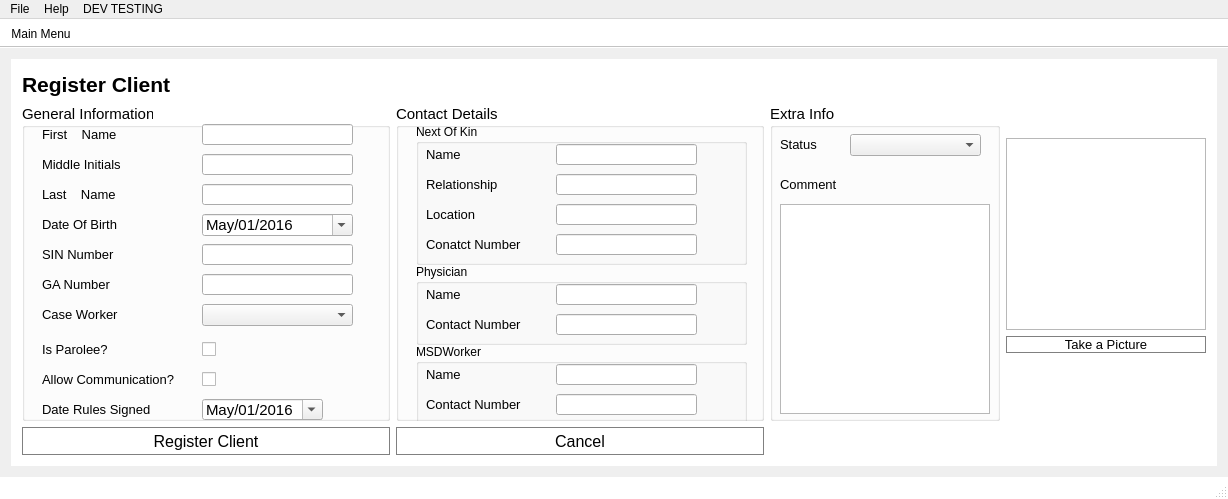
This is ArcApp/mainwindow.ui in Arc-Project/Arc as Qt 5 draws it before an edit. The edited form follows.
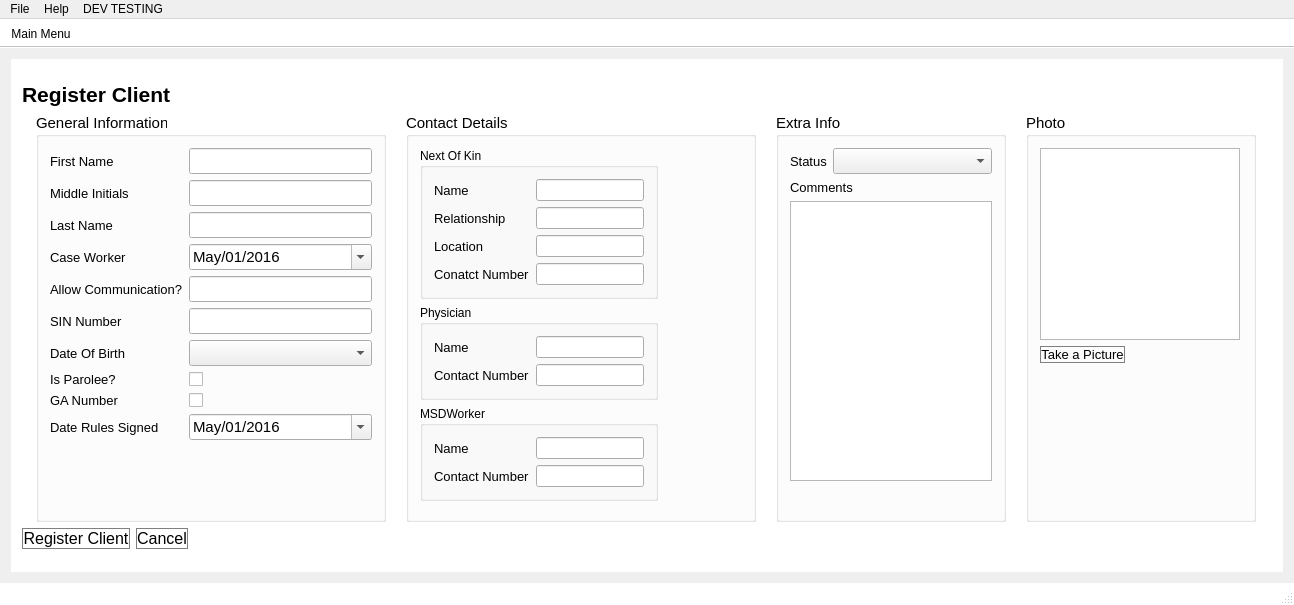
This is the edited form. The open tabs and pages were chosen to show the change.

Commit message: Updating register client ui - in progress

```diff
--- a/ArcApp/mainwindow.ui
+++ b/ArcApp/mainwindow.ui
@@ -6,8 +6,8 @@
    <rect>
     <x>0</x>
     <y>0</y>
-    <width>1228</width>
-    <height>499</height>
+    <width>1294</width>
+    <height>605</height>
    </rect>
   </property>
   <property name="windowTitle">
@@ -880,9 +880,45 @@
        </widget>
       </widget>
       <widget class="QWidget" name="registerClient">
-       <layout class="QGridLayout" name="gridLayout_14">
-        <item row="1" column="0" rowspan="5">
+       <layout class="QGridLayout" name="gridLayout_9">
+        <item row="0" column="0">
+         <layout class="QVBoxLayout" name="verticalLayout">
+          <item>
+           <widget class="QLabel" name="label_19">
+            <property name="sizePolicy">
+             <sizepolicy hsizetype="Fixed" vsizetype="Fixed">
+              <horstretch>0</horstretch>
+              <verstretch>0</verstretch>
+             </sizepolicy>
+            </property>
+            <property name="font">
+             <font>
+              <pointsize>16</pointsize>
+              <weight>75</weight>
+              <bold>true</bold>
+             </font>
+            </property>
+            <property name="text">
+             <string>Register Client</string>
+            </property>
+           </widget>
+          </item>
+          <item>
+           <layout class="QHBoxLayout" name="horizontalLayout_6">
+            <item>
          <widget class="QGroupBox" name="groupBox_3">
+              <property name="sizePolicy">
+               <sizepolicy hsizetype="Preferred" vsizetype="Ignored">
+                <horstretch>0</horstretch>
+                <verstretch>0</verstretch>
+               </sizepolicy>
+              </property>
+              <property name="maximumSize">
+               <size>
+                <width>350</width>
+                <height>409</height>
+               </size>
+              </property>
           <property name="font">
            <font>
             <pointsize>11</pointsize>
@@ -891,69 +927,26 @@
           <property name="title">
            <string>General Information</string>
           </property>
-          <widget class="QLabel" name="label_cl_lName">
-           <property name="geometry">
-            <rect>
-             <x>20</x>
-             <y>80</y>
-             <width>101</width>
-             <height>21</height>
-            </rect>
-           </property>
-           <property name="font">
-            <font>
-             <pointsize>10</pointsize>
-            </font>
-           </property>
-           <property name="text">
-            <string>Last    Name</string>
-           </property>
-          </widget>
-          <widget class="QLabel" name="label_cl_dob">
-           <property name="geometry">
-            <rect>
-             <x>20</x>
-             <y>110</y>
-             <width>101</width>
-             <height>21</height>
-            </rect>
-           </property>
-           <property name="font">
-            <font>
-             <pointsize>10</pointsize>
-            </font>
-           </property>
-           <property name="text">
-            <string>Date Of Birth</string>
-           </property>
-          </widget>
+              <layout class="QHBoxLayout" name="horizontalLayout">
+               <item>
+                <layout class="QFormLayout" name="formLayout">
+                 <item row="0" column="0">
           <widget class="QLabel" name="label_cl_fName">
-           <property name="geometry">
-            <rect>
-             <x>20</x>
-             <y>20</y>
-             <width>101</width>
-             <height>21</height>
-            </rect>
-           </property>
            <property name="font">
             <font>
              <pointsize>10</pointsize>
             </font>
            </property>
            <property name="text">
-            <string>First    Name</string>
-           </property>
-          </widget>
+                    <string>First Name</string>
+                   </property>
+                  </widget>
+                 </item>
+                 <item row="0" column="1">
+                  <widget class="QLineEdit" name="lineEdit_cl_fName"/>
+                 </item>
+                 <item row="1" column="0">
           <widget class="QLabel" name="label_cl_mName">
-           <property name="geometry">
-            <rect>
-             <x>20</x>
-             <y>50</y>
-             <width>101</width>
-             <height>21</height>
-            </rect>
-           </property>
            <property name="font">
             <font>
              <pointsize>10</pointsize>
@@ -963,104 +956,21 @@
             <string>Middle Initials</string>
            </property>
           </widget>
-          <widget class="QLineEdit" name="lineEdit_cl_fName">
-           <property name="geometry">
-            <rect>
-             <x>180</x>
-             <y>20</y>
-             <width>151</width>
-             <height>21</height>
-            </rect>
-           </property>
-          </widget>
-          <widget class="QLineEdit" name="lineEdit_cl_mName">
-           <property name="geometry">
-            <rect>
-             <x>180</x>
-             <y>50</y>
-             <width>151</width>
-             <height>21</height>
-            </rect>
-           </property>
-          </widget>
-          <widget class="QLineEdit" name="lineEdit_cl_lName">
-           <property name="geometry">
-            <rect>
-             <x>180</x>
-             <y>80</y>
-             <width>151</width>
-             <height>21</height>
-            </rect>
-           </property>
-          </widget>
-          <widget class="QLabel" name="label_cl_SIN">
-           <property name="geometry">
-            <rect>
-             <x>20</x>
-             <y>140</y>
-             <width>91</width>
-             <height>21</height>
-            </rect>
-           </property>
+                 </item>
+                 <item row="2" column="0">
+                  <widget class="QLabel" name="label_cl_lName">
            <property name="font">
             <font>
              <pointsize>10</pointsize>
             </font>
            </property>
            <property name="text">
-            <string>SIN Number</string>
-           </property>
-          </widget>
-          <widget class="QLineEdit" name="lineEdit_cl_SIN">
-           <property name="geometry">
-            <rect>
-             <x>180</x>
-             <y>140</y>
-             <width>151</width>
-             <height>21</height>
-            </rect>
-           </property>
-          </widget>
-          <widget class="QLineEdit" name="lineEdit_cl_GANum">
-           <property name="geometry">
-            <rect>
-             <x>180</x>
-             <y>170</y>
-             <width>151</width>
-             <height>21</height>
-            </rect>
-           </property>
-           <property name="text">
-            <string/>
-           </property>
-          </widget>
-          <widget class="QLabel" name="label_cl_GANum">
-           <property name="geometry">
-            <rect>
-             <x>20</x>
-             <y>170</y>
-             <width>91</width>
-             <height>21</height>
-            </rect>
-           </property>
-           <property name="font">
-            <font>
-             <pointsize>10</pointsize>
-            </font>
-           </property>
-           <property name="text">
-            <string>GA Number</string>
-           </property>
-          </widget>
+                    <string>Last Name</string>
+                   </property>
+                  </widget>
+                 </item>
+                 <item row="3" column="0">
           <widget class="QLabel" name="label_cl_caseWorker">
-           <property name="geometry">
-            <rect>
-             <x>20</x>
-             <y>200</y>
-             <width>91</width>
-             <height>21</height>
-            </rect>
-           </property>
            <property name="font">
             <font>
              <pointsize>10</pointsize>
@@ -1070,56 +980,9 @@
             <string>Case Worker</string>
            </property>
           </widget>
-          <widget class="QComboBox" name="comboBox_3">
-           <property name="geometry">
-            <rect>
-             <x>180</x>
-             <y>200</y>
-             <width>151</width>
-             <height>22</height>
-            </rect>
-           </property>
-          </widget>
-          <widget class="QLabel" name="label_cl_parolee">
-           <property name="geometry">
-            <rect>
-             <x>20</x>
-             <y>230</y>
-             <width>141</width>
-             <height>31</height>
-            </rect>
-           </property>
-           <property name="font">
-            <font>
-             <pointsize>10</pointsize>
-            </font>
-           </property>
-           <property name="text">
-            <string>Is Parolee?</string>
-           </property>
-          </widget>
-          <widget class="QCheckBox" name="checkBox_cl_parolee">
-           <property name="geometry">
-            <rect>
-             <x>180</x>
-             <y>230</y>
-             <width>21</width>
-             <height>31</height>
-            </rect>
-           </property>
-           <property name="text">
-            <string/>
-           </property>
-          </widget>
+                 </item>
+                 <item row="4" column="0">
           <widget class="QLabel" name="label_cl_communication">
-           <property name="geometry">
-            <rect>
-             <x>20</x>
-             <y>260</y>
-             <width>151</width>
-             <height>31</height>
-            </rect>
-           </property>
            <property name="font">
             <font>
              <pointsize>10</pointsize>
@@ -1129,28 +992,57 @@
             <string>Allow Communication?</string>
            </property>
           </widget>
-          <widget class="QCheckBox" name="checkBox_cl_comm">
-           <property name="geometry">
-            <rect>
-             <x>180</x>
-             <y>260</y>
-             <width>41</width>
-             <height>31</height>
-            </rect>
+                 </item>
+                 <item row="5" column="0">
+                  <widget class="QLabel" name="label_cl_SIN">
+                   <property name="font">
+                    <font>
+                     <pointsize>10</pointsize>
+                    </font>
            </property>
            <property name="text">
-            <string/>
-           </property>
-          </widget>
+                    <string>SIN Number</string>
+                   </property>
+                  </widget>
+                 </item>
+                 <item row="6" column="0">
+                  <widget class="QLabel" name="label_cl_dob">
+                   <property name="font">
+                    <font>
+                     <pointsize>10</pointsize>
+                    </font>
+                   </property>
+                   <property name="text">
+                    <string>Date Of Birth</string>
+                   </property>
+                  </widget>
+                 </item>
+                 <item row="7" column="0">
+                  <widget class="QLabel" name="label_cl_parolee">
+                   <property name="font">
+                    <font>
+                     <pointsize>10</pointsize>
+                    </font>
+                   </property>
+                   <property name="text">
+                    <string>Is Parolee?</string>
+                   </property>
+                  </widget>
+                 </item>
+                 <item row="8" column="0">
+                  <widget class="QLabel" name="label_cl_GANum">
+                   <property name="font">
+                    <font>
+                     <pointsize>10</pointsize>
+                    </font>
+                   </property>
+                   <property name="text">
+                    <string>GA Number</string>
+                   </property>
+                  </widget>
+                 </item>
+                 <item row="9" column="0">
           <widget class="QLabel" name="label_cl_ruleSign">
-           <property name="geometry">
-            <rect>
-             <x>20</x>
-             <y>290</y>
-             <width>141</width>
-             <height>31</height>
-            </rect>
-           </property>
            <property name="font">
             <font>
              <pointsize>10</pointsize>
@@ -1160,40 +1052,20 @@
             <string>Date Rules Signed</string>
            </property>
           </widget>
-          <widget class="QDateEdit" name="dateEdit_cl_rulesign">
-           <property name="geometry">
-            <rect>
-             <x>180</x>
-             <y>295</y>
-             <width>121</width>
-             <height>21</height>
-            </rect>
-           </property>
-           <property name="focusPolicy">
-            <enum>Qt::ClickFocus</enum>
-           </property>
-           <property name="displayFormat">
-            <string>MMM/dd/yyyy</string>
-           </property>
-           <property name="calendarPopup">
-            <bool>true</bool>
-           </property>
-           <property name="date">
-            <date>
-             <year>2016</year>
-             <month>5</month>
-             <day>1</day>
-            </date>
-           </property>
-          </widget>
+                 </item>
+                 <item row="1" column="1">
+                  <widget class="QLineEdit" name="lineEdit_cl_mName"/>
+                 </item>
+                 <item row="2" column="1">
+                  <widget class="QLineEdit" name="lineEdit_cl_lName"/>
+                 </item>
+                 <item row="3" column="1">
           <widget class="QDateEdit" name="dateEdit_cl_dob">
-           <property name="geometry">
-            <rect>
-             <x>180</x>
-             <y>110</y>
-             <width>151</width>
+                   <property name="minimumSize">
+                    <size>
+                     <width>0</width>
              <height>22</height>
-            </rect>
+                    </size>
            </property>
            <property name="focusPolicy">
             <enum>Qt::ClickFocus</enum>
@@ -1212,10 +1084,79 @@
             </date>
            </property>
           </widget>
-         </widget>
-        </item>
-        <item row="1" column="1" rowspan="5">
+                 </item>
+                 <item row="4" column="1">
+                  <widget class="QLineEdit" name="lineEdit_cl_SIN"/>
+                 </item>
+                 <item row="5" column="1">
+                  <widget class="QLineEdit" name="lineEdit_cl_GANum">
+                   <property name="text">
+                    <string/>
+                   </property>
+                  </widget>
+                 </item>
+                 <item row="6" column="1">
+                  <widget class="QComboBox" name="comboBox_3"/>
+                 </item>
+                 <item row="7" column="1">
+                  <widget class="QCheckBox" name="checkBox_cl_parolee">
+                   <property name="text">
+                    <string/>
+                   </property>
+                  </widget>
+                 </item>
+                 <item row="8" column="1">
+                  <widget class="QCheckBox" name="checkBox_cl_comm">
+                   <property name="text">
+                    <string/>
+                   </property>
+                  </widget>
+                 </item>
+                 <item row="9" column="1">
+                  <widget class="QDateEdit" name="dateEdit_cl_rulesign">
+                   <property name="minimumSize">
+                    <size>
+                     <width>0</width>
+                     <height>22</height>
+                    </size>
+                   </property>
+                   <property name="focusPolicy">
+                    <enum>Qt::ClickFocus</enum>
+                   </property>
+                   <property name="displayFormat">
+                    <string>MMM/dd/yyyy</string>
+                   </property>
+                   <property name="calendarPopup">
+                    <bool>true</bool>
+                   </property>
+                   <property name="date">
+                    <date>
+                     <year>2016</year>
+                     <month>5</month>
+                     <day>1</day>
+                    </date>
+                   </property>
+                  </widget>
+                 </item>
+                </layout>
+               </item>
+              </layout>
+             </widget>
+            </item>
+            <item>
          <widget class="QGroupBox" name="groupBox_cl_contact">
+              <property name="sizePolicy">
+               <sizepolicy hsizetype="Preferred" vsizetype="Ignored">
+                <horstretch>0</horstretch>
+                <verstretch>0</verstretch>
+               </sizepolicy>
+              </property>
+              <property name="maximumSize">
+               <size>
+                <width>350</width>
+                <height>409</height>
+               </size>
+              </property>
           <property name="font">
            <font>
             <pointsize>11</pointsize>
@@ -1224,15 +1165,9 @@
           <property name="title">
            <string>Contact Details</string>
           </property>
+              <layout class="QFormLayout" name="formLayout_5">
+               <item row="0" column="0">
           <widget class="QGroupBox" name="groupBox_cl_nok">
-           <property name="geometry">
-            <rect>
-             <x>20</x>
-             <y>20</y>
-             <width>331</width>
-             <height>141</height>
-            </rect>
-           </property>
            <property name="font">
             <font>
              <pointsize>9</pointsize>
@@ -1241,15 +1176,11 @@
            <property name="title">
             <string>Next Of Kin</string>
            </property>
+                 <layout class="QHBoxLayout" name="horizontalLayout_2">
+                  <item>
+                   <layout class="QFormLayout" name="formLayout_2">
+                    <item row="2" column="0">
            <widget class="QLabel" name="label_cl_nok_name">
-            <property name="geometry">
-             <rect>
-              <x>10</x>
-              <y>20</y>
-              <width>101</width>
-              <height>21</height>
-             </rect>
-            </property>
             <property name="font">
              <font>
               <pointsize>10</pointsize>
@@ -1259,25 +1190,12 @@
              <string>Name</string>
             </property>
            </widget>
-           <widget class="QLineEdit" name="lineEdit_cl_nok_name">
-            <property name="geometry">
-             <rect>
-              <x>140</x>
-              <y>20</y>
-              <width>141</width>
-              <height>21</height>
-             </rect>
-            </property>
-           </widget>
+                    </item>
+                    <item row="2" column="1">
+                     <widget class="QLineEdit" name="lineEdit_cl_nok_name"/>
+                    </item>
+                    <item row="3" column="0">
            <widget class="QLabel" name="label_cl_nok_relationship">
-            <property name="geometry">
-             <rect>
-              <x>10</x>
-              <y>50</y>
-              <width>101</width>
-              <height>21</height>
-             </rect>
-            </property>
             <property name="font">
              <font>
               <pointsize>10</pointsize>
@@ -1287,25 +1205,9 @@
              <string>Relationship</string>
             </property>
            </widget>
-           <widget class="QLineEdit" name="lineEdit_cl_nok_relationship">
-            <property name="geometry">
-             <rect>
-              <x>140</x>
-              <y>50</y>
-              <width>141</width>
-              <height>21</height>
-             </rect>
-            </property>
-           </widget>
+                    </item>
+                    <item row="4" column="0">
            <widget class="QLabel" name="label_cl_nok_loc">
-            <property name="geometry">
-             <rect>
-              <x>10</x>
-              <y>80</y>
-              <width>101</width>
-              <height>21</height>
-             </rect>
-            </property>
             <property name="font">
              <font>
               <pointsize>10</pointsize>
@@ -1315,25 +1217,18 @@
              <string>Location</string>
             </property>
            </widget>
-           <widget class="QLineEdit" name="lineEdit_cl_nok_loc">
-            <property name="geometry">
-             <rect>
-              <x>140</x>
-              <y>80</y>
-              <width>141</width>
-              <height>21</height>
-             </rect>
-            </property>
-           </widget>
+                    </item>
+                    <item row="3" column="1">
+                     <widget class="QLineEdit" name="lineEdit_cl_nok_relationship"/>
+                    </item>
+                    <item row="4" column="1">
+                     <widget class="QLineEdit" name="lineEdit_cl_nok_loc"/>
+                    </item>
+                    <item row="5" column="1">
+                     <widget class="QLineEdit" name="lineEdit_cl_nok_num"/>
+                    </item>
+                    <item row="5" column="0">
            <widget class="QLabel" name="label_cl_nok_num">
-            <property name="geometry">
-             <rect>
-              <x>10</x>
-              <y>110</y>
-              <width>111</width>
-              <height>21</height>
-             </rect>
-            </property>
             <property name="font">
              <font>
               <pointsize>10</pointsize>
@@ -1343,26 +1238,14 @@
              <string>Conatct Number</string>
             </property>
            </widget>
-           <widget class="QLineEdit" name="lineEdit_cl_nok_num">
-            <property name="geometry">
-             <rect>
-              <x>140</x>
-              <y>110</y>
-              <width>141</width>
-              <height>21</height>
-             </rect>
-            </property>
-           </widget>
-          </widget>
+                    </item>
+                   </layout>
+                  </item>
+                 </layout>
+                </widget>
+               </item>
+               <item row="1" column="0">
           <widget class="QGroupBox" name="groupBox_cl_phys">
-           <property name="geometry">
-            <rect>
-             <x>20</x>
-             <y>160</y>
-             <width>331</width>
-             <height>81</height>
-            </rect>
-           </property>
            <property name="font">
             <font>
              <pointsize>9</pointsize>
@@ -1371,15 +1254,11 @@
            <property name="title">
             <string>Physician</string>
            </property>
+                 <layout class="QHBoxLayout" name="horizontalLayout_3">
+                  <item>
+                   <layout class="QFormLayout" name="formLayout_3">
+                    <item row="0" column="0">
            <widget class="QLabel" name="label_cl_phys_name">
-            <property name="geometry">
-             <rect>
-              <x>10</x>
-              <y>20</y>
-              <width>101</width>
-              <height>21</height>
-             </rect>
-            </property>
             <property name="font">
              <font>
               <pointsize>10</pointsize>
@@ -1389,25 +1268,9 @@
              <string>Name</string>
             </property>
            </widget>
-           <widget class="QLineEdit" name="lineEdit_cl_phys_name">
-            <property name="geometry">
-             <rect>
-              <x>140</x>
-              <y>20</y>
-              <width>141</width>
-              <height>21</height>
-             </rect>
-            </property>
-           </widget>
+                    </item>
+                    <item row="1" column="0">
            <widget class="QLabel" name="label_cl_phys_num">
-            <property name="geometry">
-             <rect>
-              <x>10</x>
-              <y>50</y>
-              <width>121</width>
-              <height>21</height>
-             </rect>
-            </property>
             <property name="font">
              <font>
               <pointsize>10</pointsize>
@@ -1417,26 +1280,23 @@
              <string>Contact Number</string>
             </property>
            </widget>
-           <widget class="QLineEdit" name="lineEdit_cl_phys_num">
-            <property name="geometry">
-             <rect>
-              <x>140</x>
-              <y>50</y>
-              <width>141</width>
-              <height>21</height>
-             </rect>
-            </property>
-           </widget>
-          </widget>
+                    </item>
+                    <item row="0" column="1">
+                     <widget class="QLineEdit" name="lineEdit_cl_phys_name"/>
+                    </item>
+                    <item row="1" column="1">
+                     <widget class="QLineEdit" name="lineEdit_cl_phys_num"/>
+                    </item>
+                   </layout>
+                  </item>
+                 </layout>
+                 <zorder>formLayoutWidget</zorder>
+                 <zorder>formLayoutWidget_2</zorder>
+                 <zorder>formLayoutWidget_3</zorder>
+                </widget>
+               </item>
+               <item row="2" column="0">
           <widget class="QGroupBox" name="groupBox_cl_msd">
-           <property name="geometry">
-            <rect>
-             <x>20</x>
-             <y>240</y>
-             <width>331</width>
-             <height>81</height>
-            </rect>
-           </property>
            <property name="font">
             <font>
              <pointsize>9</pointsize>
@@ -1445,35 +1305,11 @@
            <property name="title">
             <string>MSDWorker</string>
            </property>
-           <widget class="QLineEdit" name="lineEdit_cl_phys_num_2">
-            <property name="geometry">
-             <rect>
-              <x>140</x>
-              <y>50</y>
-              <width>141</width>
-              <height>21</height>
-             </rect>
-            </property>
-           </widget>
-           <widget class="QLineEdit" name="lineEdit_cl_phys_name_2">
-            <property name="geometry">
-             <rect>
-              <x>140</x>
-              <y>20</y>
-              <width>141</width>
-              <height>21</height>
-             </rect>
-            </property>
-           </widget>
+                 <layout class="QHBoxLayout" name="horizontalLayout_4">
+                  <item>
+                   <layout class="QFormLayout" name="formLayout_4">
+                    <item row="0" column="0">
            <widget class="QLabel" name="label_cl_phys_name_2">
-            <property name="geometry">
-             <rect>
-              <x>10</x>
-              <y>20</y>
-              <width>101</width>
-              <height>21</height>
-             </rect>
-            </property>
             <property name="font">
              <font>
               <pointsize>10</pointsize>
@@ -1483,15 +1319,9 @@
              <string>Name</string>
             </property>
            </widget>
+                    </item>
+                    <item row="1" column="0">
            <widget class="QLabel" name="label_cl_phys_num_2">
-            <property name="geometry">
-             <rect>
-              <x>10</x>
-              <y>50</y>
-              <width>111</width>
-              <height>21</height>
-             </rect>
-            </property>
             <property name="font">
              <font>
               <pointsize>10</pointsize>
@@ -1501,42 +1331,120 @@
              <string>Contact Number</string>
             </property>
            </widget>
-          </widget>
-         </widget>
-        </item>
-        <item row="0" column="0" colspan="4">
-         <widget class="QLabel" name="label_19">
+                    </item>
+                    <item row="0" column="1">
+                     <widget class="QLineEdit" name="lineEdit_cl_phys_name_2"/>
+                    </item>
+                    <item row="1" column="1">
+                     <widget class="QLineEdit" name="lineEdit_cl_phys_num_2"/>
+                    </item>
+                   </layout>
+                  </item>
+                 </layout>
+                </widget>
+               </item>
+              </layout>
+             </widget>
+            </item>
+            <item>
+             <widget class="QGroupBox" name="groupBox_cl_extra">
+              <property name="sizePolicy">
+               <sizepolicy hsizetype="Preferred" vsizetype="Ignored">
+                <horstretch>0</horstretch>
+                <verstretch>0</verstretch>
+               </sizepolicy>
+              </property>
+              <property name="maximumSize">
+               <size>
+                <width>230</width>
+                <height>409</height>
+               </size>
+              </property>
           <property name="font">
            <font>
-            <pointsize>16</pointsize>
-            <weight>75</weight>
-            <bold>true</bold>
-           </font>
-          </property>
+                <pointsize>11</pointsize>
+               </font>
+              </property>
+              <property name="title">
+               <string>Extra Info</string>
+              </property>
+              <layout class="QFormLayout" name="formLayout_6">
+               <item row="0" column="0">
+                <widget class="QLabel" name="label_cl_status">
+                 <property name="font">
+                  <font>
+                   <pointsize>10</pointsize>
+                  </font>
+                 </property>
           <property name="text">
-           <string>Register Client</string>
+                  <string>Status</string>
           </property>
          </widget>
         </item>
-        <item row="6" column="1">
-         <widget class="QPushButton" name="button_cancle_Register">
+               <item row="0" column="1">
+                <widget class="QComboBox" name="comboBox_4"/>
+               </item>
+               <item row="1" column="0" colspan="2">
+                <widget class="QLabel" name="label_cl_status_2">
+                 <property name="font">
+                  <font>
+                   <pointsize>10</pointsize>
+                  </font>
+                 </property>
+                 <property name="text">
+                  <string>Comments</string>
+                 </property>
+                </widget>
+               </item>
+               <item row="2" column="0" colspan="2">
+                <widget class="QPlainTextEdit" name="plainTextEdit">
           <property name="sizePolicy">
            <sizepolicy hsizetype="Preferred" vsizetype="Preferred">
             <horstretch>0</horstretch>
             <verstretch>0</verstretch>
            </sizepolicy>
           </property>
+                 <property name="minimumSize">
+                  <size>
+                   <width>0</width>
+                   <height>280</height>
+                  </size>
+                 </property>
+                 <property name="maximumSize">
+                  <size>
+                   <width>210</width>
+                   <height>16777215</height>
+                  </size>
+                 </property>
+                </widget>
+               </item>
+              </layout>
+             </widget>
+            </item>
+            <item>
+             <widget class="QGroupBox" name="groupBox_2">
+              <property name="sizePolicy">
+               <sizepolicy hsizetype="Preferred" vsizetype="Ignored">
+                <horstretch>0</horstretch>
+                <verstretch>0</verstretch>
+               </sizepolicy>
+              </property>
+              <property name="maximumSize">
+               <size>
+                <width>230</width>
+                <height>409</height>
+               </size>
+              </property>
           <property name="font">
            <font>
-            <pointsize>12</pointsize>
-           </font>
-          </property>
-          <property name="text">
-           <string>Cancel</string>
-          </property>
-         </widget>
-        </item>
-        <item row="2" column="3">
+                <pointsize>11</pointsize>
+               </font>
+              </property>
+              <property name="title">
+               <string>Photo</string>
+              </property>
+              <layout class="QFormLayout" name="formLayout_7">
+               <item row="0" column="0">
          <widget class="QGraphicsView" name="graphicsView_cl_pic">
           <property name="enabled">
            <bool>true</bool>
@@ -1555,7 +1463,7 @@
           </property>
          </widget>
         </item>
-        <item row="3" column="3">
+               <item row="1" column="0">
          <widget class="QPushButton" name="button_cl_takePic">
           <property name="font">
            <font>
@@ -1567,10 +1475,20 @@
           </property>
          </widget>
         </item>
-        <item row="6" column="0">
+              </layout>
+              <zorder>graphicsView_cl_pic</zorder>
+              <zorder>button_cl_takePic</zorder>
+              <zorder>button_cl_takePic</zorder>
+             </widget>
+            </item>
+           </layout>
+          </item>
+          <item>
+           <layout class="QHBoxLayout" name="horizontalLayout_5">
+            <item>
          <widget class="QPushButton" name="button_register_client">
           <property name="sizePolicy">
-           <sizepolicy hsizetype="Preferred" vsizetype="Preferred">
+               <sizepolicy hsizetype="Preferred" vsizetype="Fixed">
             <horstretch>0</horstretch>
             <verstretch>0</verstretch>
            </sizepolicy>
@@ -1585,91 +1503,40 @@
           </property>
          </widget>
         </item>
-        <item row="1" column="2" rowspan="5">
-         <widget class="QGroupBox" name="groupBox_cl_extra">
-          <property name="maximumSize">
-           <size>
-            <width>230</width>
-            <height>16777215</height>
-           </size>
-          </property>
-          <property name="font">
-           <font>
-            <pointsize>11</pointsize>
-           </font>
-          </property>
-          <property name="title">
-           <string>Extra Info</string>
-          </property>
-          <widget class="QPlainTextEdit" name="plainTextEdit">
-           <property name="geometry">
-            <rect>
-             <x>10</x>
-             <y>100</y>
-             <width>210</width>
-             <height>210</height>
-            </rect>
-           </property>
+            <item>
+             <widget class="QPushButton" name="button_cancle_Register">
            <property name="sizePolicy">
-            <sizepolicy hsizetype="Preferred" vsizetype="Preferred">
+               <sizepolicy hsizetype="Preferred" vsizetype="Fixed">
              <horstretch>0</horstretch>
              <verstretch>0</verstretch>
             </sizepolicy>
            </property>
-           <property name="maximumSize">
+              <property name="font">
+               <font>
+                <pointsize>12</pointsize>
+               </font>
+              </property>
+              <property name="text">
+               <string>Cancel</string>
+              </property>
+             </widget>
+            </item>
+            <item>
+             <spacer name="horizontalSpacer_2">
+              <property name="orientation">
+               <enum>Qt::Horizontal</enum>
+              </property>
+              <property name="sizeHint" stdset="0">
             <size>
-             <width>210</width>
-             <height>16777215</height>
-            </size>
-           </property>
-          </widget>
-          <widget class="QLabel" name="label_cl_status">
-           <property name="geometry">
-            <rect>
-             <x>10</x>
-             <y>30</y>
-             <width>61</width>
-             <height>21</height>
-            </rect>
-           </property>
-           <property name="font">
-            <font>
-             <pointsize>10</pointsize>
-            </font>
-           </property>
-           <property name="text">
-            <string>Status</string>
-           </property>
-          </widget>
-          <widget class="QComboBox" name="comboBox_4">
-           <property name="geometry">
-            <rect>
-             <x>80</x>
-             <y>30</y>
-             <width>131</width>
-             <height>22</height>
-            </rect>
-           </property>
-          </widget>
-          <widget class="QLabel" name="label_cl_status_2">
-           <property name="geometry">
-            <rect>
-             <x>10</x>
-             <y>70</y>
-             <width>61</width>
-             <height>21</height>
-            </rect>
-           </property>
-           <property name="font">
-            <font>
-             <pointsize>10</pointsize>
-            </font>
-           </property>
-           <property name="text">
-            <string>Comment</string>
-           </property>
-          </widget>
-         </widget>
+                <width>40</width>
+                <height>20</height>
+               </size>
+              </property>
+             </spacer>
+            </item>
+           </layout>
+          </item>
+         </layout>
         </item>
        </layout>
       </widget>
@@ -1682,7 +1549,7 @@
     <rect>
      <x>0</x>
      <y>0</y>
-     <width>1228</width>
+     <width>1294</width>
      <height>26</height>
     </rect>
    </property>
```
Left out of the diff: 2 changed lines with no effect on the pictures. Lines whose indentation alone changed are shown as unchanged.
